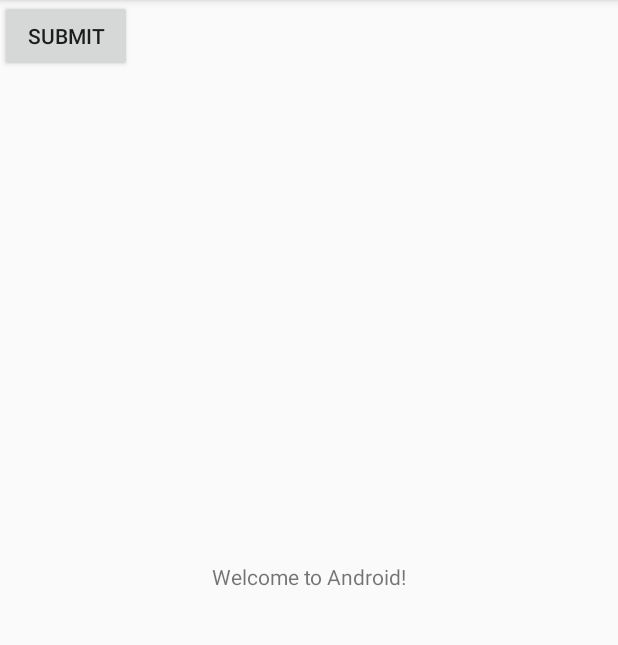
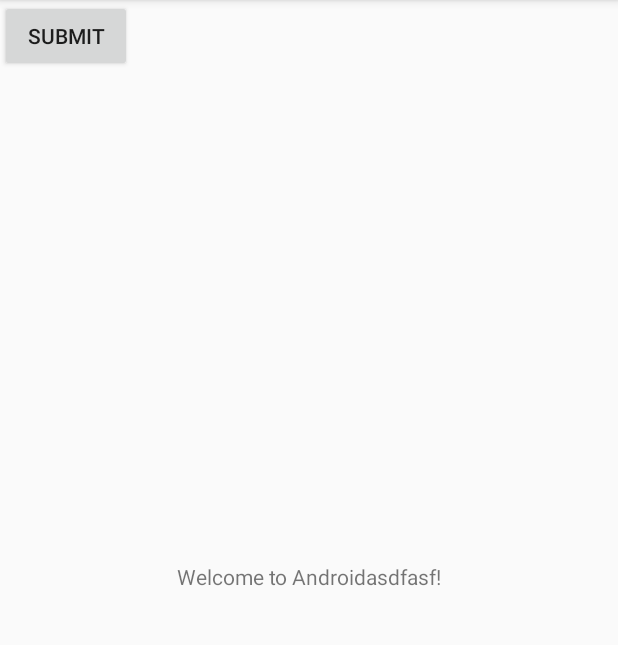
Before and after one commit to CS407-Fall-2021/lab1-nylenumaan, an Android app: the screen it shows after launch (LabActivity), on a phone screen of 412 x 824 dp, the part 84-729 px from its top. Run offline under Robolectric (Android 15) with nearby library versions, the phone set to English and light mode, and no system bars.

Commit message:
ta check

```diff
--- a/app/src/main/res/layout/activity_main.xml
+++ b/app/src/main/res/layout/activity_main.xml
@@ -9,7 +9,7 @@
     <TextView
         android:layout_width="wrap_content"
         android:layout_height="wrap_content"
-        android:text="Welcome to Android!"
+        android:text="Welcome to Androidasdfasf!"
         app:layout_constraintBottom_toBottomOf="parent"
         app:layout_constraintLeft_toLeftOf="parent"
         app:layout_constraintRight_toRightOf="parent"
```
